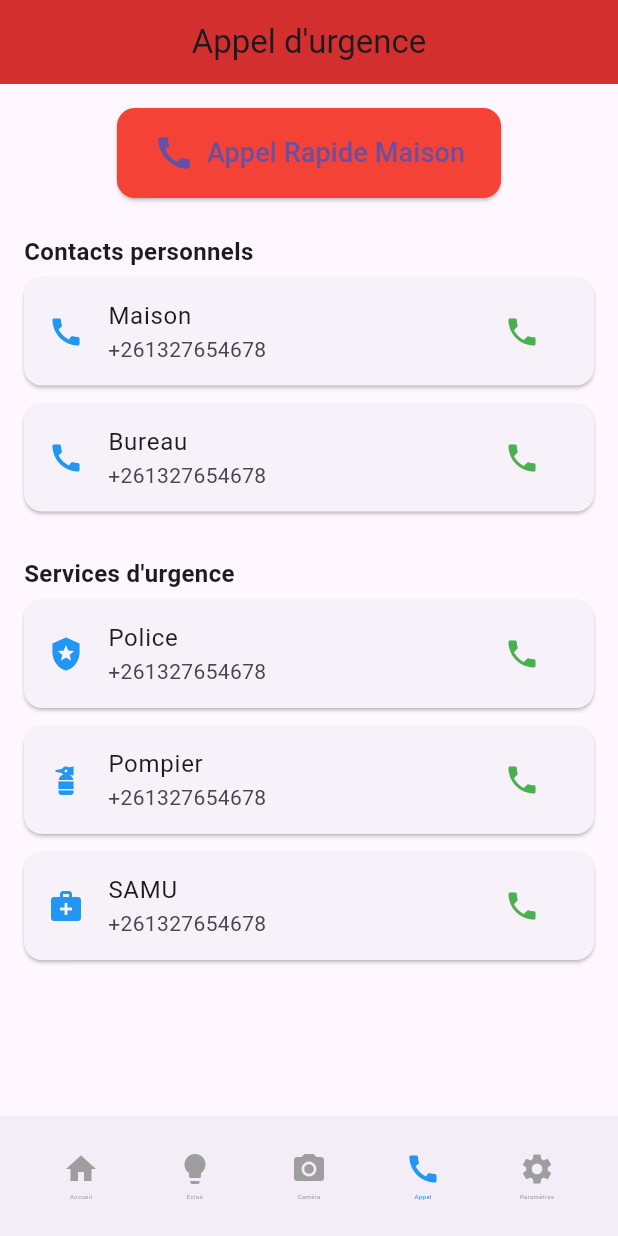
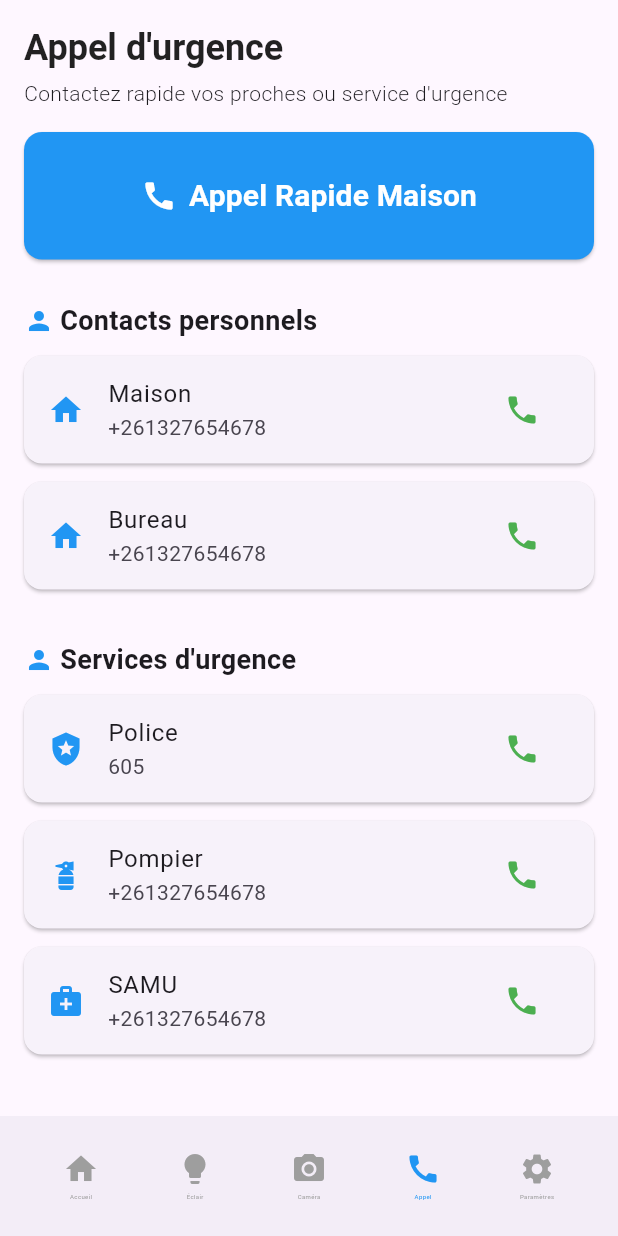
Before and after one commit to dahy123/devmobile, a Flutter app: the Appel screen opened directly, on a phone screen of 412 x 824 dp. Run offline on Flutter 3.47's test engine with Material 3 defaults, Android fonts, the phone set to English and light mode, and no system bars; our stand-ins replace better_player, video_player.

```diff
--- a/lib/main.dart
+++ b/lib/main.dart
@@ -3,10 +3,12 @@ import 'view/accueil.dart';
 // import 'view/login.dart';
 
 void main() {
-  runApp(MyApp());
+  runApp(const MyApp());
 }
 
 class MyApp extends StatelessWidget {
+  const MyApp({super.key});
+
   @override
   Widget build(BuildContext context) {
     return MaterialApp(
--- a/lib/view/appel.dart
+++ b/lib/view/appel.dart
@@ -16,105 +16,128 @@ class Appel extends StatefulWidget {
 class _AppelState extends State<Appel> {
   int _currentIndex = 3;
 
+  final List<Map<String, dynamic>> personalContacts = [
+    {"label": "Maison", "number": "+261327654678"},
+    {"label": "Bureau", "number": "+261327654678"},
+  ];
+
+  final List<Map<String, dynamic>> emergencyContacts = [
+    {"label": "Police", "number": "605", "icon": Icons.local_police},
+    {
+      "label": "Pompier",
+      "number": "+261327654678",
+      "icon": Icons.fire_extinguisher
+    },
+    {
+      "label": "SAMU",
+      "number": "+261327654678",
+      "icon": Icons.medical_services
+    },
+  ];
+
   void _callNumber(String number) async {
     final Uri url = Uri(scheme: 'tel', path: number);
     if (await canLaunchUrl(url)) {
       await launchUrl(url);
     } else {
-      // Gérer l'erreur si nécessaire
+      ScaffoldMessenger.of(context).showSnackBar(
+        const SnackBar(content: Text("Impossible d'appeler ce numéro")),
+      );
     }
   }
 
   void _onItemSelected(int index) {
-    setState(() {
-      _currentIndex = index;
-    });
+    setState(() => _currentIndex = index);
 
-    switch (index) {
-      case 0:
+    final pages = [
+      const Accueil(),
+      const Eclairage(),
+      const Camera(),
+      const Appel(),
+      const Parametre(),
+    ];
+
     Navigator.push(
       context,
-          MaterialPageRoute(builder: (_) => const Accueil()),
+      MaterialPageRoute(builder: (_) => pages[index]),
     );
-        break;
-      case 1:
-        Navigator.push(
-          context,
-          MaterialPageRoute(builder: (_) => const Eclairage()),
-        );
-        break;
-      case 2:
-        Navigator.push(
-          context,
-          MaterialPageRoute(builder: (_) => const Camera()),
-        );
-        break;
-      case 3:
-        Navigator.push(
-          context,
-          MaterialPageRoute(builder: (_) => const Appel()),
-        );
-        break;
-      case 4:
-        Navigator.push(
-          context,
-          MaterialPageRoute(builder: (_) => const Parametre()),
-        );
-        break;
-    }
   }
 
   @override
   Widget build(BuildContext context) {
     return Scaffold(
-      appBar: AppBar(
-        title: const Text("Appel d'urgence"),
-        centerTitle: true,
-        backgroundColor: Colors.red.shade700,
-        automaticallyImplyLeading: false,
-      ),
       body: Padding(
         padding: const EdgeInsets.all(16.0),
         child: Column(
           children: [
-            ElevatedButton.icon(
+            // En-tête fixe
+            Row(
+              mainAxisAlignment: MainAxisAlignment.spaceBetween,
+              children: [
+                Column(
+                  crossAxisAlignment: CrossAxisAlignment.start,
+                  children: [
+                    Text(
+                      "Appel d'urgence",
+                      style:
+                          Theme.of(context).textTheme.headlineSmall?.copyWith(
+                                fontWeight: FontWeight.bold,
+                                color: Colors.black87,
+                                fontSize: 24,
+                              ),
+                    ),
+                    const SizedBox(height: 4),
+                    const Text(
+                      "Contactez rapide vos proches ou service d'urgence",
+                      style: TextStyle(
+                        fontSize: 14,
+                        fontWeight: FontWeight.w300,
+                      ),
+                    ),
+                  ],
+                ),
+              ],
+            ),
+
+            const SizedBox(height: 16),
+
+            // Bouton fixe
+            SizedBox(
+              width: double.infinity,
+              child: ElevatedButton.icon(
                 style: ElevatedButton.styleFrom(
-                backgroundColor: Colors.red,
-                padding: const EdgeInsets.symmetric(
-                  vertical: 16,
-                  horizontal: 24,
-                ),
+                  backgroundColor: Colors.blue,
+                  padding:
+                      const EdgeInsets.symmetric(vertical: 28, horizontal: 24),
                   shape: RoundedRectangleBorder(
                     borderRadius: BorderRadius.circular(12),
                   ),
                 ),
                 onPressed: () => _callNumber("+261327654678"),
-              icon: const Icon(Icons.call, size: 28),
+                icon: const Icon(Icons.call, size: 24, color: Colors.white),
                 label: const Text(
                   "Appel Rapide Maison",
-                style: TextStyle(fontSize: 18),
+                  style: TextStyle(
+                      fontSize: 20,
+                      color: Colors.white,
+                      fontWeight: FontWeight.bold),
                 ),
               ),
+            ),
+
             const SizedBox(height: 24),
-            _buildSectionTitle("Contacts personnels"),
-            _buildContactTile("Maison", "+261327654678"),
-            _buildContactTile("Bureau", "+261327654678"),
+
+            // Liste scrollable
+            Expanded(
+              child: ListView(
+                children: [
+                  _buildSection("Contacts personnels", personalContacts,
+                      defaultIcon: Icons.home),
                   const SizedBox(height: 24),
-            _buildSectionTitle("Services d'urgence"),
-            _buildContactTile(
-              "Police",
-              "+261327654678",
-              icon: Icons.local_police,
+                  _buildSection("Services d'urgence", emergencyContacts,
+                      defaultIcon: Icons.local_hospital),
+                ],
               ),
-            _buildContactTile(
-              "Pompier",
-              "+261327654678",
-              icon: Icons.fire_extinguisher,
-            ),
-            _buildContactTile(
-              "SAMU",
-              "+261327654678",
-              icon: Icons.medical_services,
             ),
           ],
         ),
@@ -126,21 +149,39 @@ class _AppelState extends State<Appel> {
     );
   }
 
+  Widget _buildSection(String title, List<Map<String, dynamic>> contacts,
+      {required IconData defaultIcon}) {
+    return Column(
+      crossAxisAlignment: CrossAxisAlignment.start,
+      children: [
+        _buildSectionTitle(title),
+        ...contacts.map((c) => _buildContactTile(
+              c['label'],
+              c['number'],
+              icon: c.containsKey('icon') ? c['icon'] : defaultIcon,
+            )),
+      ],
+    );
+  }
+
   Widget _buildSectionTitle(String title) {
-    return Align(
-      alignment: Alignment.centerLeft,
-      child: Text(
+    return Padding(
+      padding: const EdgeInsets.symmetric(vertical: 4.0),
+      child: Row(
+        children: [
+          const Icon(Icons.person, color: Colors.blue, size: 20),
+          const SizedBox(width: 4),
+          Text(
             title,
-        style: const TextStyle(fontSize: 16, fontWeight: FontWeight.bold),
+            style: const TextStyle(fontSize: 18, fontWeight: FontWeight.bold),
+          ),
+        ],
       ),
     );
   }
 
-  Widget _buildContactTile(
-    String label,
-    String number, {
-    IconData icon = Icons.call,
-  }) {
+  Widget _buildContactTile(String label, String number,
+      {required IconData icon}) {
     return Card(
       margin: const EdgeInsets.symmetric(vertical: 6),
       child: ListTile(
--- a/pubspec.yaml
+++ b/pubspec.yaml
@@ -16,7 +16,7 @@ dependencies:
   video_player: ^2.10.0
   provider: ^6.0.5
   flutter_mjpeg: ^2.0.4
-  better_player: ^0.4.84
+  better_player: ^0.0.84
 
 dev_dependencies:
   flutter_test:
```
Also changed, not shown: lib/view/accueil.dart (+8 -1 lines), lib/view/camera.dart (+6 -5 lines), lib/view/eclairage.dart (+15 -15 lines), lib/view/notification.dart (+21 -13 lines), lib/view/parametre.dart (+232 -166 lines), pubspec.lock, 1 other file. Lines whose indentation alone changed are shown as unchanged.
